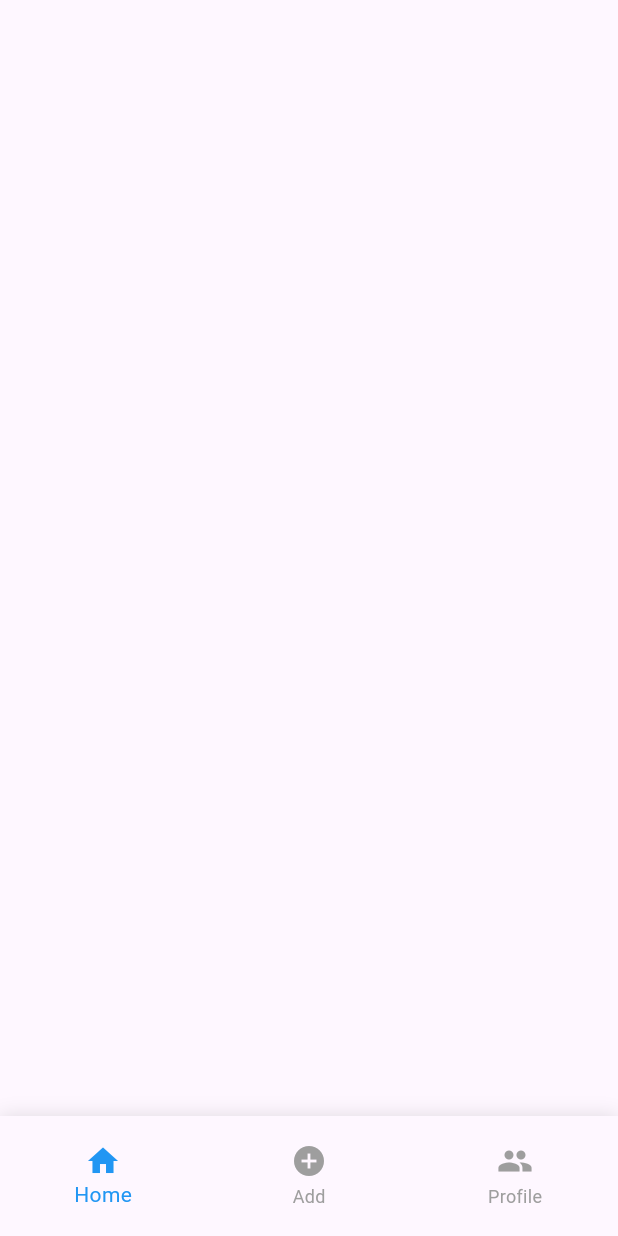
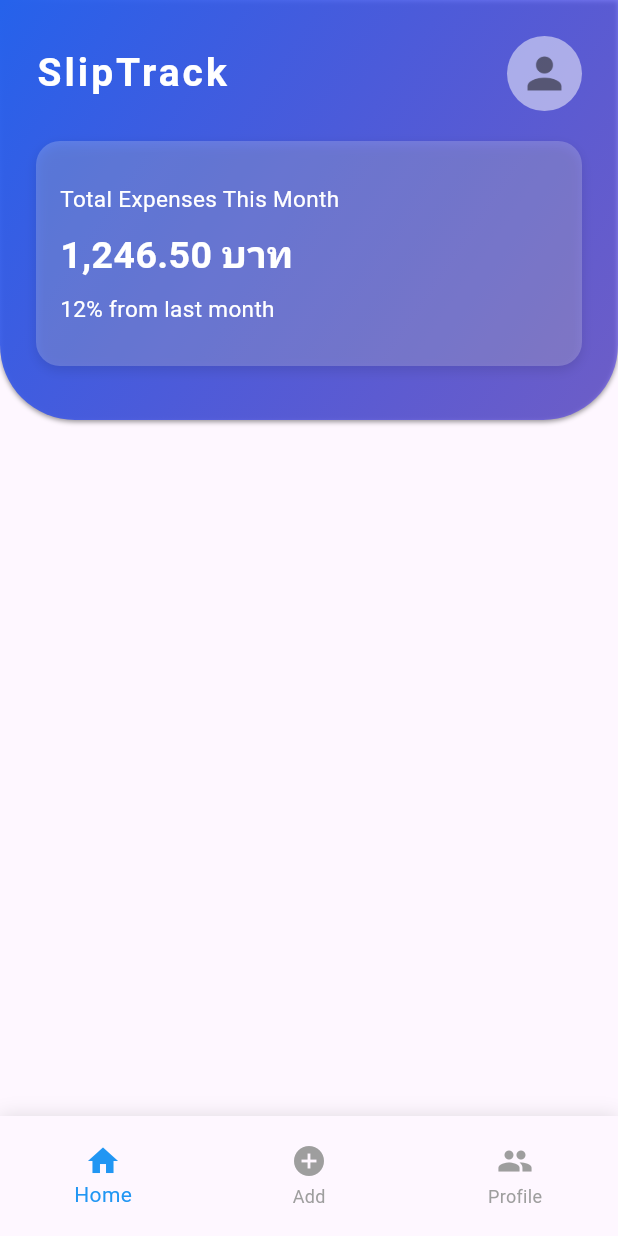
Before and after one commit to KasidetPha/SlipTrack, a Flutter app: the screen it shows after launch, on a phone screen of 412 x 824 dp. Run offline on Flutter 3.47's test engine with Material 3 defaults, Android fonts, the phone set to English and light mode, and no system bars; our stand-ins replace google_fonts; Roboto replaces fonts that are missing (Prompt).

Commit message:
headder
header compeleted homepage

```diff
--- a/frontend/lib/pages/home_page.dart
+++ b/frontend/lib/pages/home_page.dart
@@ -1,10 +1,105 @@
 import 'package:flutter/material.dart';
+import 'package:google_fonts/google_fonts.dart';
 
 class HomePage extends StatelessWidget {
   const HomePage({super.key});
 
   @override
   Widget build(BuildContext context) {
-    return const Scaffold(
+    return Scaffold(
+      body: Container(
+        width: double.infinity,
+        // height: double.infinity,
+        padding: const EdgeInsets.all(24),
+        height: 280,
+        decoration: BoxDecoration(
+          gradient: const LinearGradient(
+            colors: [Color.fromARGB(255, 37, 98, 235), Color.fromARGB(144, 76, 52, 234)],
+            begin: Alignment.topLeft,
+            end: Alignment.bottomRight
+          ),
+          // color: Colors.blue,
+          borderRadius: const BorderRadius.vertical(
+          bottom: Radius.circular(50),
+        ),
+        boxShadow: [
+          BoxShadow(
+            color: Colors.black.withOpacity(0.4),
+            blurRadius: 2,
+            offset: const Offset(0, 1)
+          )
+        ]
+        ),
+        // color: Colors.amber,
+        child: Column(
+          children: [
+            Row(
+              mainAxisAlignment: MainAxisAlignment.spaceBetween,
+              children: [
+                Text(
+                  "SlipTrack",
+                  style: GoogleFonts.prompt(
+                    textStyle: TextStyle(
+                      fontSize: 26,
+                      fontWeight: FontWeight.bold,
+                      color: Colors.white,
+                      letterSpacing: 2
+                    ),
+                  )
+
+                ),
+                SizedBox(
+                  height: 50,
+                  width: 50,
+                  child: Container(
+                    decoration: BoxDecoration(
+                      color: Colors.white.withOpacity(0.5),
+                      borderRadius: BorderRadius.circular(25)
+                    ),
+                    child: IconButton(
+                      icon: Image.asset("assets/images/icon_user.png", fit: BoxFit.contain, color: Colors.black.withOpacity(0.5),),
+                      // color: Colors.black.withOpacity(0.50),
+                      onPressed: () {
+                        print("Profile button clicked");
+                      },
+                    ),
+                  ),
+                ),
+              ]
+            ),
+            SizedBox(height: 20,),
+            SizedBox(
+              child: Container(
+                padding: EdgeInsets.symmetric(horizontal: 16, vertical: 20),
+                width: double.infinity,
+                height: 150,
+
+                decoration: BoxDecoration(
+                  // color: Colors.white,
+                  borderRadius: BorderRadius.circular(16),
+                  color: Colors.white.withOpacity(0.2),
+                  boxShadow: [
+                    BoxShadow(
+                      color: Colors.black.withOpacity(0.1),
+                      blurRadius: 6,
+                      offset: const Offset(0, 3)
+                    )
+                  ]
+                ),
+                child: Column(
+                  crossAxisAlignment: CrossAxisAlignment.start,
+                  mainAxisAlignment: MainAxisAlignment.spaceEvenly,
+                  children: [
+                    Text("Total Expenses This Month", style: GoogleFonts.prompt(textStyle: TextStyle(fontSize: 15, color: Colors.white),)),
+                    Text("1,246.50 บาท", style: GoogleFonts.prompt(textStyle: TextStyle(fontSize: 25, color: Colors.white, fontWeight: FontWeight.bold),)),
+                    Text("12% from last month", style: GoogleFonts.prompt(textStyle: TextStyle(fontSize: 15, color: Colors.white),)),
+                  ],
+                ),
+              ),
+            )
+          ],
+        ),
+      ),
     );
+  }
 }
```
Also changed, not shown: frontend/pubspec.yaml (+5 -3 lines), frontend/assets/images/icon_user.png (added), frontend/pubspec.lock, 1 other file.
